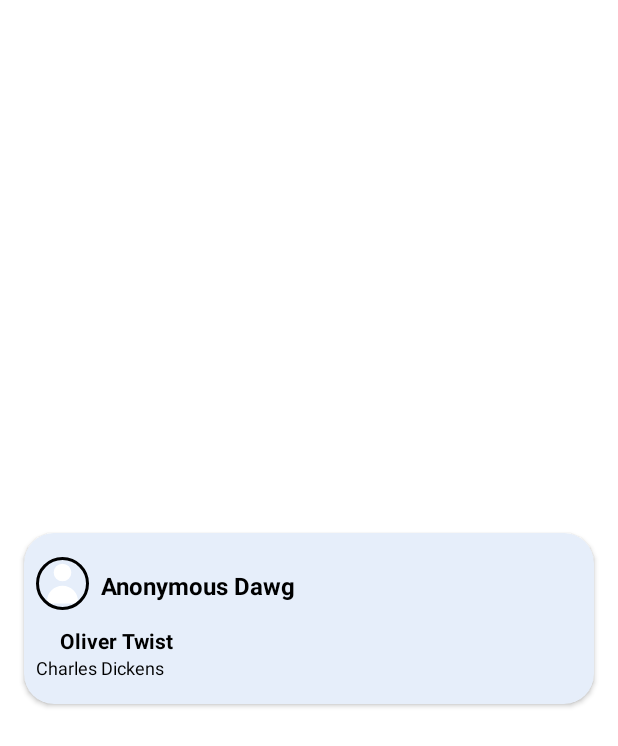
After one commit to spiritedhusky/book-market-android, an Android app: the layout post_card.xml on its own in the app's theme, with its tools: preview values and no code run, on a phone screen of 412 x 824 dp. The commit adds this screen. Shown: the top 746 px of the screen. Run offline under Robolectric (Android 15) with nearby library versions, the phone set to English and light mode, and no system bars.

Commit message:
Add post card layout

```diff
--- a/app/build.gradle
+++ b/app/build.gradle
@@ -59,4 +59,5 @@ dependencies {
     implementation 'com.google.firebase:firebase-auth-ktx'
     implementation platform('com.google.firebase:firebase-bom:31.1.0')
     implementation 'com.google.firebase:firebase-storage-ktx'
+    implementation 'de.hdodenhof:circleimageview:3.1.0'
 }
--- /dev/null
+++ b/app/src/main/java/com/husk/bookmarket/ui/home/PostAdapter.kt
@@ -0,0 +1,45 @@
+package com.husk.bookmarket.ui.home
+
+import android.view.LayoutInflater
+import android.view.View
+import android.view.ViewGroup
+import android.widget.TextView
+import androidx.recyclerview.widget.RecyclerView
+
+class PostAdapter(private val dataSet: Array<String>) :
+    RecyclerView.Adapter<PostAdapter.ViewHolder>() {
+
+    /**
+     * Provide a reference to the type of views that you are using
+     * (custom ViewHolder).
+     */
+    class ViewHolder(view: View) : RecyclerView.ViewHolder(view) {
+        val textView: TextView
+
+        init {
+            // Define click listener for the ViewHolder's View.
+            textView = view.findViewById(R.id.textView)
+        }
+    }
+
+    // Create new views (invoked by the layout manager)
+    override fun onCreateViewHolder(viewGroup: ViewGroup, viewType: Int): ViewHolder {
+        // Create a new view, which defines the UI of the list item
+        val view = LayoutInflater.from(viewGroup.context)
+            .inflate(R.layout.text_row_item, viewGroup, false)
+
+        return ViewHolder(view)
+    }
+
+    // Replace the contents of a view (invoked by the layout manager)
+    override fun onBindViewHolder(viewHolder: ViewHolder, position: Int) {
+
+        // Get element from your dataset at this position and replace the
+        // contents of the view with that element
+        viewHolder.textView.text = dataSet[position]
+    }
+
+    // Return the size of your dataset (invoked by the layout manager)
+    override fun getItemCount() = dataSet.size
+
+}
--- a/app/src/main/res/drawable/profile_icon.xml
+++ b/app/src/main/res/drawable/profile_icon.xml
@@ -4,6 +4,6 @@
     android:viewportWidth="24"
     android:viewportHeight="24">
   <path
-      android:fillColor="#FF000000"
+      android:fillColor="@color/white"
       android:pathData="M12,11a4,4 0,1 0,-4 -4,4 4,0 0,0 4,4zM18,21a1,1 0,0 0,1 -1,7 7,0 0,0 -14,0 1,1 0,0 0,1 1z"/>
 </vector>
--- /dev/null
+++ b/app/src/main/res/layout/post_card.xml
@@ -0,0 +1,80 @@
+<?xml version="1.0" encoding="utf-8"?>
+<androidx.constraintlayout.widget.ConstraintLayout xmlns:android="http://schemas.android.com/apk/res/android"
+    xmlns:app="http://schemas.android.com/apk/res-auto"
+    xmlns:tools="http://schemas.android.com/tools"
+    android:layout_width="match_parent"
+    android:layout_height="match_parent">
+
+    <androidx.cardview.widget.CardView
+        android:layout_width="match_parent"
+        android:layout_height="wrap_content"
+        android:layout_marginStart="16dp"
+        android:layout_marginEnd="16dp"
+        app:cardBackgroundColor="#E6EEFA"
+        app:contentPaddingLeft="8dp"
+        app:contentPaddingRight="8dp"
+        app:contentPaddingTop="16dp"
+        app:contentPaddingBottom="16dp"
+        app:cardCornerRadius="20dp"
+        app:layout_constraintBottom_toBottomOf="parent"
+        app:layout_constraintEnd_toEndOf="parent"
+        app:layout_constraintStart_toStartOf="parent"
+        app:layout_constraintTop_toTopOf="parent">
+
+        <androidx.constraintlayout.widget.ConstraintLayout
+            android:layout_width="match_parent"
+            android:layout_height="wrap_content">
+
+            <de.hdodenhof.circleimageview.CircleImageView
+                android:id="@+id/profile_image"
+                android:layout_width="35dp"
+                android:layout_height="35dp"
+                android:src="@drawable/profile_icon"
+                app:civ_border_color="@color/black"
+                app:civ_border_width="2dp"
+                app:layout_constraintStart_toStartOf="parent"
+                app:layout_constraintTop_toTopOf="parent" />
+
+            <TextView
+                android:id="@+id/textView"
+                android:layout_width="wrap_content"
+                android:layout_height="wrap_content"
+                android:layout_marginStart="8dp"
+                android:layout_marginTop="8dp"
+                android:text="TextView"
+                android:textColor="#000000"
+                android:textSize="16sp"
+                android:textStyle="bold"
+                app:layout_constraintStart_toEndOf="@+id/profile_image"
+                app:layout_constraintTop_toTopOf="parent"
+                tools:text="Anonymous Dawg" />
+
+            <TextView
+                android:id="@+id/textView2"
+                android:layout_width="wrap_content"
+                android:layout_height="wrap_content"
+                android:layout_marginStart="16dp"
+                android:layout_marginTop="16dp"
+                android:text="Oliver Twist"
+                android:textColor="#000000"
+                android:textSize="14sp"
+                android:textStyle="bold"
+                app:layout_constraintStart_toStartOf="@+id/profile_image"
+                app:layout_constraintTop_toBottomOf="@+id/textView" />
+
+            <TextView
+                android:id="@+id/textView3"
+                android:layout_width="wrap_content"
+                android:layout_height="wrap_content"
+                android:text="TextView"
+                android:textColor="#000000"
+                android:textSize="12sp"
+                app:layout_constraintTop_toBottomOf="@+id/textView2"
+                tools:layout_editor_absoluteX="16dp"
+                tools:text="Charles Dickens" />
+
+        </androidx.constraintlayout.widget.ConstraintLayout>
+
+    </androidx.cardview.widget.CardView>
+
+</androidx.constraintlayout.widget.ConstraintLayout>
```
